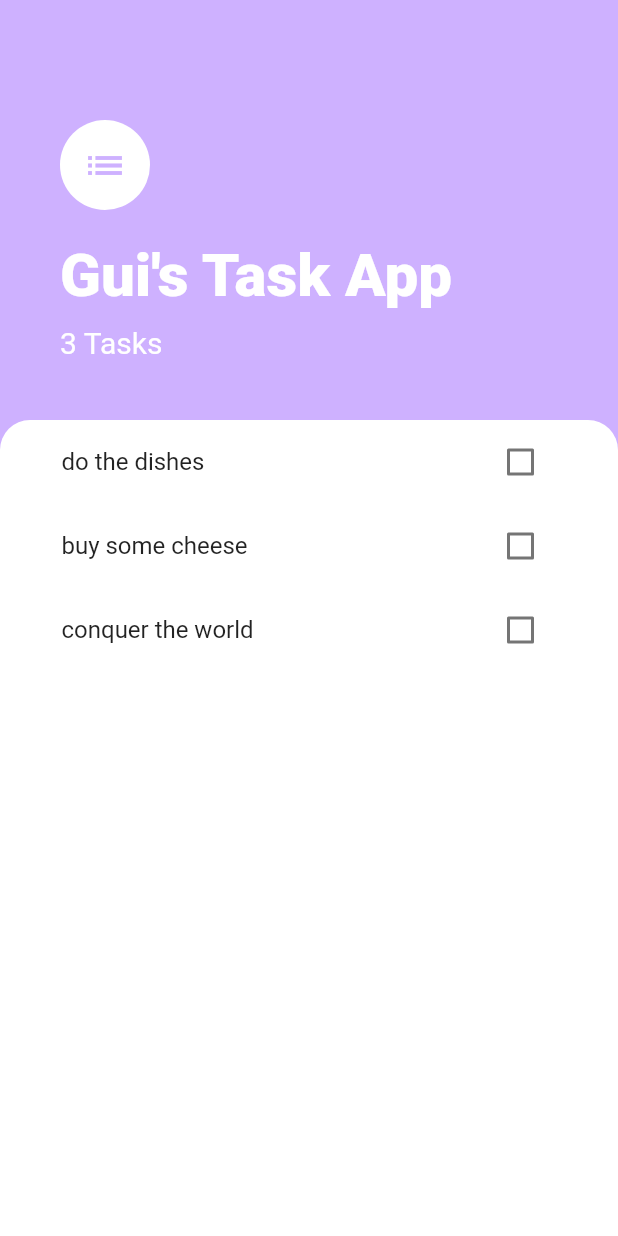
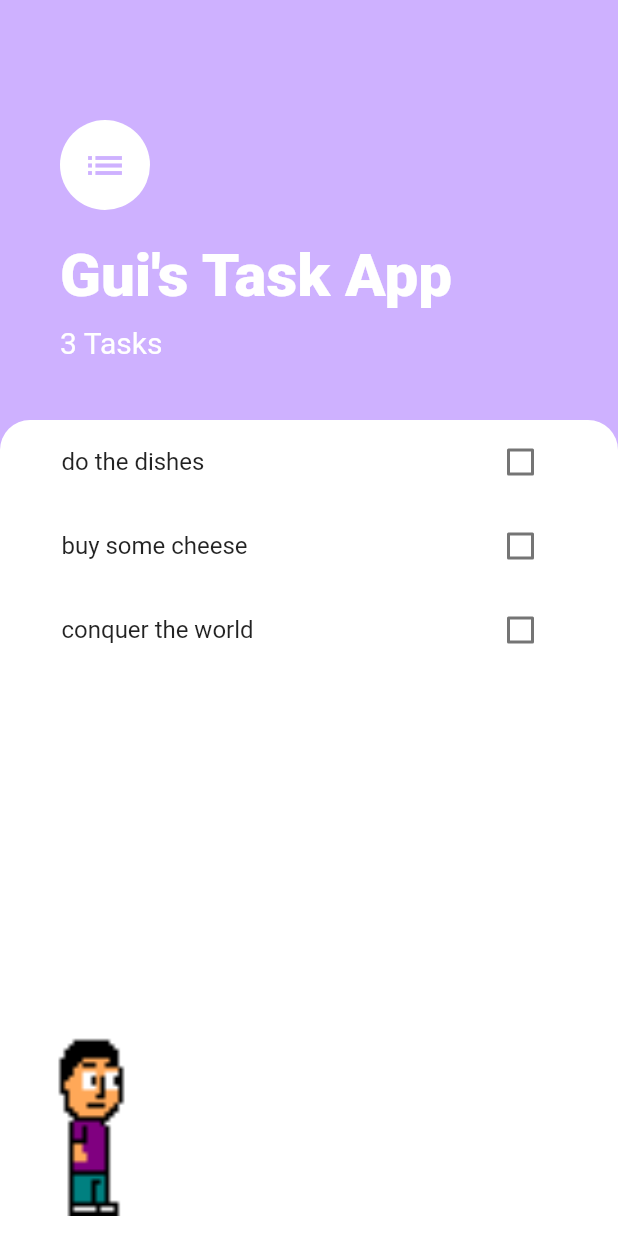
Before and after one commit to Guilherme-Calland/a5_todoey, a Flutter app: the screen it shows after launch, on a phone screen of 412 x 824 dp. Run offline on Flutter 3.47's test engine with Material 2 defaults, Android fonts, the phone set to English and light mode, and no system bars.

Commit message:
guilherme sprite

```diff
--- a/lib/screens/home.screen.dart
+++ b/lib/screens/home.screen.dart
@@ -16,7 +16,24 @@ class HomeScreen extends StatelessWidget {
         crossAxisAlignment: CrossAxisAlignment.start,
         children: <Widget>[
           TitleScreen(),
-          TasksScreen()
+          TasksScreen(),
+          Container(
+            padding: EdgeInsets.symmetric(horizontal: 50),
+            height: 150,
+            width: 500,
+            color: Colors.white,
+            child: Row(
+              mainAxisAlignment: MainAxisAlignment.start,
+              children: <Widget>[
+                Transform.scale(
+                  scale: 3,
+                  child: Image.asset(
+                    'images/gui.right.png',
+                  ),
+                ),
+              ],
+            ),
+          )
         ],
       )
     );
```
Also changed, not shown: images/gui.right.png.
